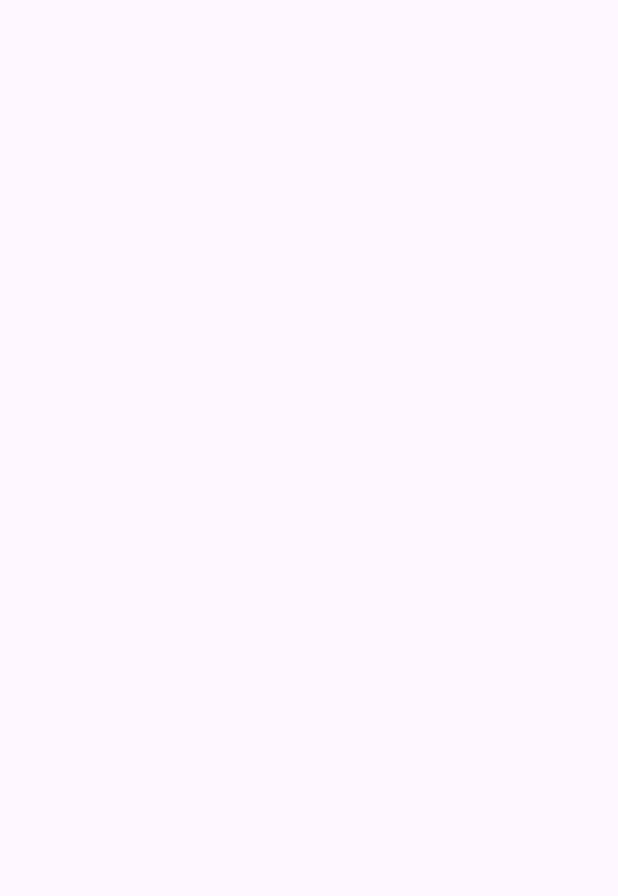
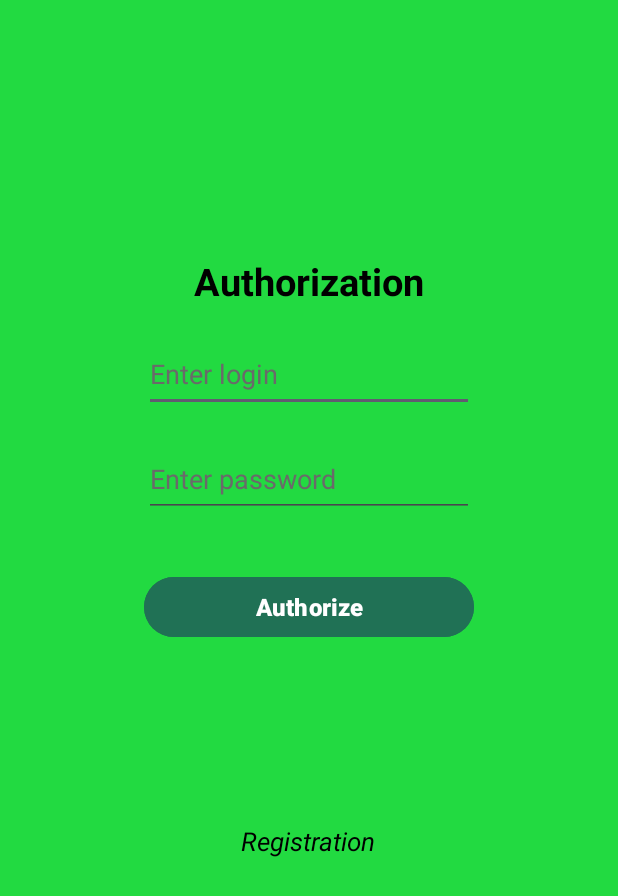
Before and after one commit to BekaBratan/CoffeeTeam_2.0, an Android app: the AuthActivity screen opened directly, with no data from a screen before it, on a phone screen of 412 x 824 dp. Before the commit the part shown is empty. Shown: the top 896 px of the screen. Run offline under Robolectric (Android 15) with nearby library versions, the phone set to English and light mode, and no system bars.

Commit message:
Authorization page

```diff
--- a/app/src/main/java/com/example/coffeeproject/AuthActivity.kt
+++ b/app/src/main/java/com/example/coffeeproject/AuthActivity.kt
@@ -1,11 +1,46 @@
 package com.example.coffeeproject
 
+import android.content.Intent
 import androidx.appcompat.app.AppCompatActivity
 import android.os.Bundle
+import android.widget.Button
+import android.widget.EditText
+import android.widget.TextView
+import android.widget.Toast
 
 class AuthActivity : AppCompatActivity() {
     override fun onCreate(savedInstanceState: Bundle?) {
         super.onCreate(savedInstanceState)
         setContentView(R.layout.activity_auth)
+
+        val userLogin: EditText = findViewById(R.id.user_login)
+        val userPass: EditText = findViewById(R.id.user_pass)
+        val button: Button = findViewById(R.id.button_reg)
+        val linkToReg: TextView = findViewById(R.id.link_to_reg)
+
+        button.setOnClickListener{
+            val login = userLogin.text.toString().trim()
+            val pass = userPass.text.toString().trim()
+
+            if(login == "" || pass == "")
+                Toast.makeText(this, "Not all fields are filled in", Toast.LENGTH_LONG).show()
+            else {
+                val db = DbHelper(this, null)
+                val isAuth = db.getUser(login, pass)
+
+                if (isAuth) {
+                    Toast.makeText(this, "User logged: $login", Toast.LENGTH_LONG).show()
+                    userLogin.text.clear()
+                    userPass.text.clear()
+                }
+                else
+                    Toast.makeText(this, "Login or Password is incorrect", Toast.LENGTH_LONG).show()
+            }
+        }
+
+        linkToReg.setOnClickListener {
+            val intent = Intent(this, MainActivity::class.java)
+            startActivity(intent)
+        }
     }
 }
--- a/app/src/main/res/layout/activity_auth.xml
+++ b/app/src/main/res/layout/activity_auth.xml
@@ -1,9 +1,71 @@
 <?xml version="1.0" encoding="utf-8"?>
-<androidx.constraintlayout.widget.ConstraintLayout xmlns:android="http://schemas.android.com/apk/res/android"
+<LinearLayout xmlns:android="http://schemas.android.com/apk/res/android"
     xmlns:app="http://schemas.android.com/apk/res-auto"
     xmlns:tools="http://schemas.android.com/tools"
     android:layout_width="match_parent"
     android:layout_height="match_parent"
-    tools:context=".AuthActivity">
+    tools:context=".AuthActivity"
+    android:background="#22DA41"
+    android:orientation="vertical">
 
-</androidx.constraintlayout.widget.ConstraintLayout>
+    <TextView
+        android:id="@+id/main_label"
+        android:layout_width="wrap_content"
+        android:layout_height="wrap_content"
+        android:text="Authorization"
+        android:textColor="#000000"
+        android:layout_gravity="center"
+        android:layout_marginTop="170dp"
+        android:textSize="25sp"
+        android:textStyle="bold"/>
+
+    <EditText
+        android:id="@+id/user_login"
+        android:layout_width="220dp"
+        android:layout_height="50dp"
+        android:layout_marginTop="20dp"
+        android:ems="10"
+        android:hint="Enter login"
+        android:textColorHint="#6a6a6a"
+        android:inputType="text"
+        android:layout_gravity="center"
+        android:textColor="#000000"/>
+
+    <EditText
+        android:id="@+id/user_pass"
+        android:layout_width="220dp"
+        android:layout_height="50dp"
+        android:layout_marginTop="20dp"
+        android:ems="10"
+        android:hint="Enter password"
+        android:textColorHint="#6a6a6a"
+        android:inputType="textPassword"
+        android:layout_gravity="center"
+        android:textColor="#000000"/>
+
+    <Button
+        android:id="@+id/button_reg"
+        android:layout_width="220dp"
+        android:layout_height="wrap_content"
+        android:layout_marginTop="36dp"
+        android:text="Authorize"
+        android:textSize="16sp"
+        android:textColor="#FFFFFF"
+        android:textStyle="bold"
+        android:layout_gravity="center"
+        android:backgroundTint="#207155"
+        />
+
+    <TextView
+        android:id="@+id/link_to_reg"
+        android:layout_width="wrap_content"
+        android:layout_height="wrap_content"
+        android:text="Registration"
+        android:textColor="#000000"
+        android:layout_gravity="center"
+        android:layout_marginTop="120dp"
+        android:textSize="17sp"
+        android:textStyle="italic" />
+
+
+</LinearLayout>
```
Also changed, not shown: app/src/main/java/com/example/coffeeproject/DbHelper.kt (+9 -0 lines), app/src/main/java/com/example/coffeeproject/MainActivity.kt (+8 -0 lines), app/src/main/res/layout/activity_main.xml (+10 -1 lines).
